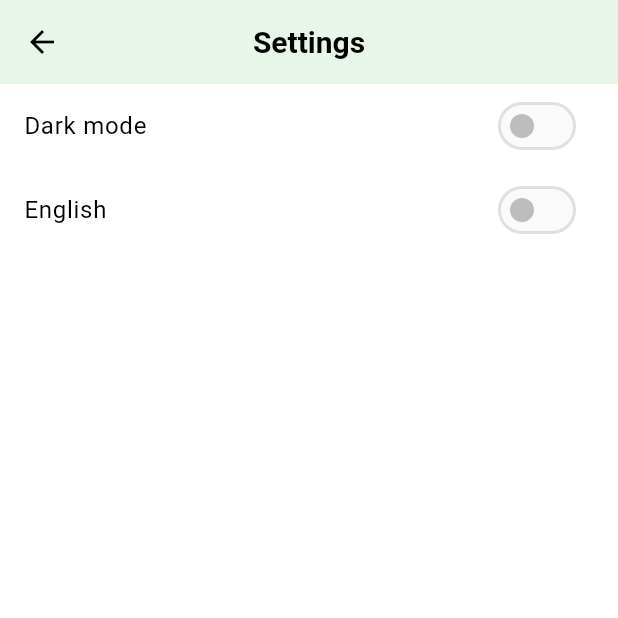
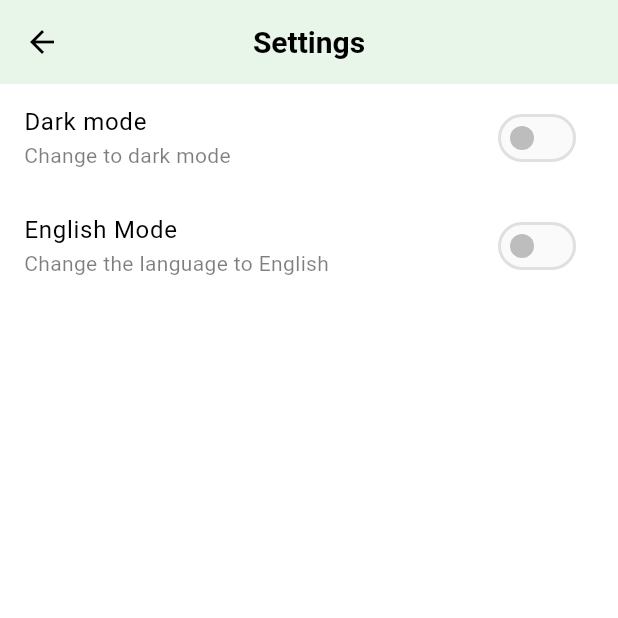
Before and after one commit to jrsky723/moodiary, a Flutter app: the SettingsScreen screen opened directly, on a phone screen of 412 x 824 dp, the top half of it. Run offline on Flutter 3.47's test engine with Material 3 defaults, Android fonts, the phone set to English and light mode, and no system bars; our stand-ins replace flutter_riverpod, font_awesome_flutter, shared_preferences; accounts and stored records are empty.

Commit message:
한/영 변환 기능
- flutter intl
- DateFormat

```diff
--- a/lib/constants/date.dart
+++ b/lib/constants/date.dart
@@ -1,5 +1,3 @@
 class Date {
-  static const List<String> weekDays = ['일', '월', '화', '수', '목', '금', '토'];
   static const int minYear = 2000;
-  static const int maxYear = 2100;
 }
--- a/lib/features/calendar/search_screen.dart
+++ b/lib/features/calendar/search_screen.dart
@@ -2,6 +2,7 @@ import 'package:flutter/material.dart';
 import 'package:font_awesome_flutter/font_awesome_flutter.dart';
 import 'package:moodiary/constants/sizes.dart';
 import 'package:moodiary/features/calendar/models/diary_entry.dart';
+import 'package:moodiary/generated/l10n.dart';
 import 'package:moodiary/utils.dart';
 
 class SearchScreen extends StatefulWidget {
@@ -112,7 +113,7 @@ class _SearchScreenState extends State<SearchScreen> {
               horizontal: Sizes.size20,
               vertical: 0,
             ),
-            hintText: 'Diary Search',
+            hintText: S.of(context).diarySearchHint,
             filled: true,
             fillColor: isDark ? Colors.grey.shade800 : Colors.green.shade100,
             border: OutlineInputBorder(
--- a/lib/features/settings/settings_screen.dart
+++ b/lib/features/settings/settings_screen.dart
@@ -1,6 +1,7 @@
 import 'package:flutter/material.dart';
 import 'package:flutter_riverpod/flutter_riverpod.dart';
 import 'package:moodiary/features/settings/view_models/settings_view_model.dart';
+import 'package:moodiary/generated/l10n.dart';
 
 class SettingsScreen extends ConsumerWidget {
   const SettingsScreen({super.key});
@@ -9,22 +10,35 @@ class SettingsScreen extends ConsumerWidget {
   Widget build(BuildContext context, WidgetRef ref) {
     return Scaffold(
       appBar: AppBar(
-        title: const Text('Settings'),
+        title: Text(S.of(context).settings),
       ),
       body: Center(
         child: ListView(
           children: [
             SwitchListTile.adaptive(
-              title: const Text('Dark mode'),
+              title: Text(
+                S.of(context).darkModeTitle,
+              ),
+              subtitle: Opacity(
+                opacity: 0.5,
+                child: Text(
+                  S.of(context).darkModeSubtitle,
+                ),
+              ),
               value: ref.watch(settingsProvider).isDarkMode,
               onChanged: (value) =>
                   ref.read(settingsProvider.notifier).setDarkMode(value),
             ),
             SwitchListTile.adaptive(
-              title: const Text('English'),
+              title: Text(S.of(context).englishModeTitle),
+              subtitle: Opacity(
+                opacity: 0.5,
+                child: Text(S.of(context).englishModeSubtitle),
+              ),
               value: ref.watch(settingsProvider).isEnglish,
-              onChanged: (value) =>
-                  ref.read(settingsProvider.notifier).setEnglish(value),
+              onChanged: (value) {
+                ref.read(settingsProvider.notifier).setEnglish(value);
+              },
             ),
           ],
         ),
--- /dev/null
+++ b/lib/l10n/intl_en.arb
@@ -0,0 +1,12 @@
+{
+  "calendar": "Calendar",
+  "selectMonthYear": "Select Month & Year",
+  "cancelBtn": "Cancel",
+  "confirmBtn": "Confirm",
+  "settings": "Settings",
+  "darkModeSubtitle": "Change to dark mode",
+  "darkModeTitle": "Dark mode",
+  "englishModeTitle": "English Mode",
+  "englishModeSubtitle": "Change the language to English",
+  "diarySearchHint": "Diary Search"
+}
--- a/lib/theme/navigation_theme.dart
+++ b/lib/theme/navigation_theme.dart
@@ -8,7 +8,7 @@ NavigationBarThemeData navigationBarThemeData(BuildContext context) {
   return NavigationBarThemeData(
     height: Sizes.size64,
     elevation: 0,
-    backgroundColor: isDark ? Colors.grey.shade900 : Colors.white,
+    backgroundColor: isDark ? Colors.grey.shade900 : Colors.green.shade50,
     indicatorColor: Colors.transparent,
     overlayColor: MaterialStateProperty.resolveWith(
       (states) => Colors.transparent,
```
Also changed, not shown: lib/features/calendar/calendar_screen.dart (+7 -3 lines), lib/features/calendar/widgets/scroll_dialog.dart (+14 -3 lines), lib/features/calendar/widgets/year_month_select_dialog.dart (+26 -20 lines), lib/l10n/intl_ko.arb (added, +12 -0 lines), lib/main.dart (+10 -0 lines), pubspec.yaml (+6 -4 lines), lib/generated/intl/messages_all.dart (added), lib/generated/intl/messages_en.dart (added), lib/generated/intl/messages_ko.dart (added), lib/generated/l10n.dart (added), pubspec.lock.
